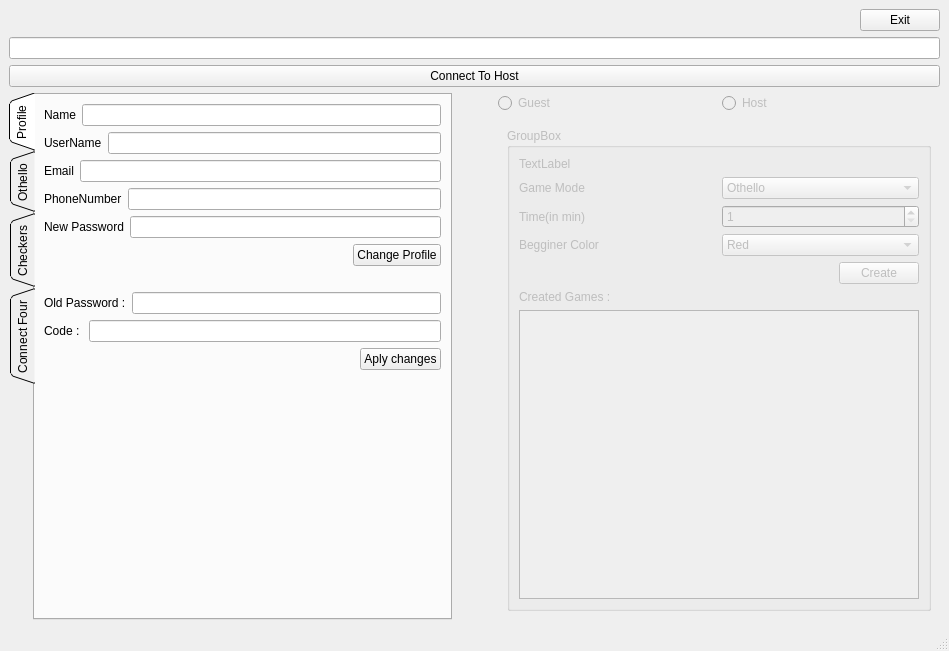
Old version of the form Project/FunGames/mainwindow.ui in the repository MahdiSaneiFard/FunGames.
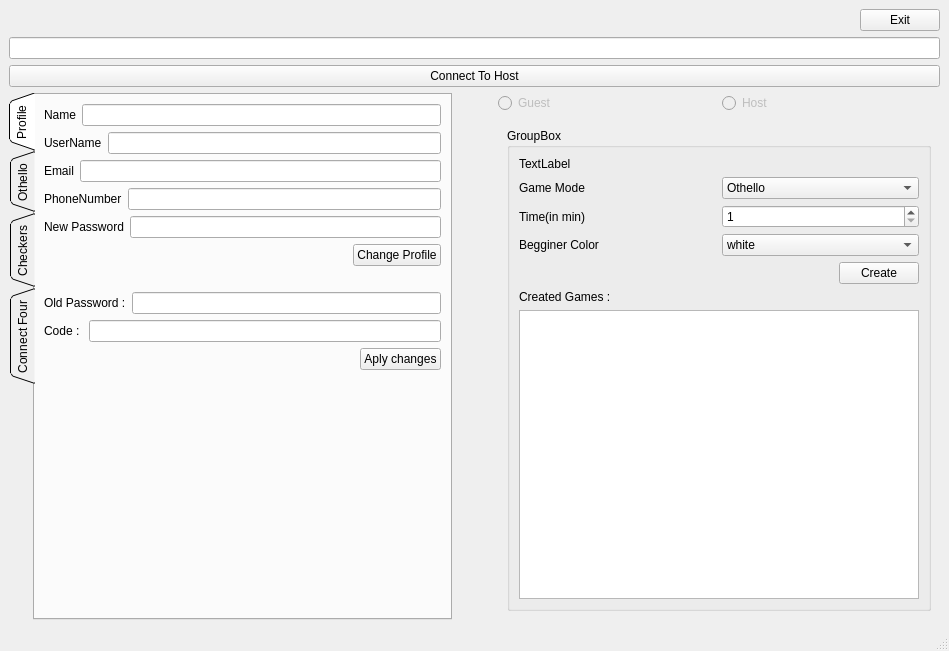
New version of the form. The open tabs and pages were chosen to show the change.

The edit to the form file:
```diff
--- a/Project/FunGames/mainwindow.ui
+++ b/Project/FunGames/mainwindow.ui
@@ -365,7 +365,7 @@
           <item>
            <widget class="QStackedWidget" name="stackedWidget">
             <property name="enabled">
-             <bool>false</bool>
+             <bool>true</bool>
             </property>
             <property name="currentIndex">
              <number>2</number>
@@ -451,7 +451,7 @@
                       <widget class="QComboBox" name="colorComboBox">
                        <item>
                         <property name="text">
-                         <string>Red</string>
+                         <string>white</string>
                         </property>
                        </item>
                        <item>
```
Left out of the diff: 4 changed lines with no effect on the pictures.
